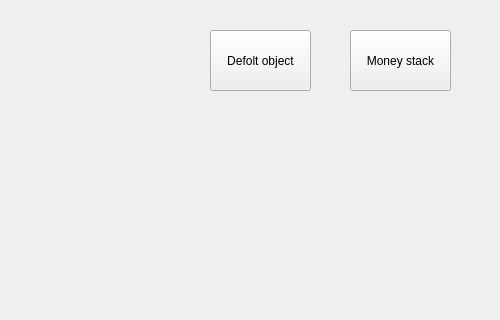
First picture: the form in mainwindow.ui, repository EverlaststingRolich/Lab1_3, before the edit; both pictures show x 0 to 500 and y 0 to 320 of the 800 by 600 pixel window.
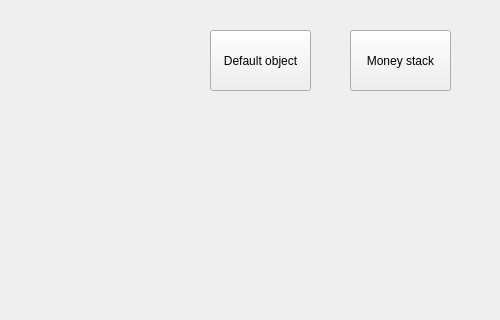
Second picture: the form after the edit.

```diff
--- a/mainwindow.ui
+++ b/mainwindow.ui
@@ -30,7 +30,7 @@
      </rect>
     </property>
     <property name="text">
-     <string>Defolt object</string>
+     <string>Default object</string>
     </property>
    </widget>
    <widget class="QPushButton" name="pushButton_2">
```
